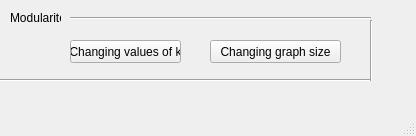
Above: final-main/GuI/testPerK.ui from mohamedsennia/d before the change. Below: the same form after it.
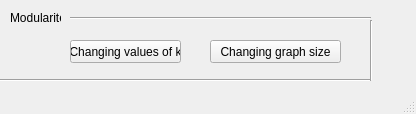
That is the form after the change.

Patch:
```diff
--- a/final-main/GuI/testPerK.ui
+++ b/final-main/GuI/testPerK.ui
@@ -7,7 +7,7 @@
     <x>0</x>
     <y>0</y>
     <width>416</width>
-    <height>136</height>
+    <height>114</height>
    </rect>
   </property>
   <property name="windowTitle">
```
